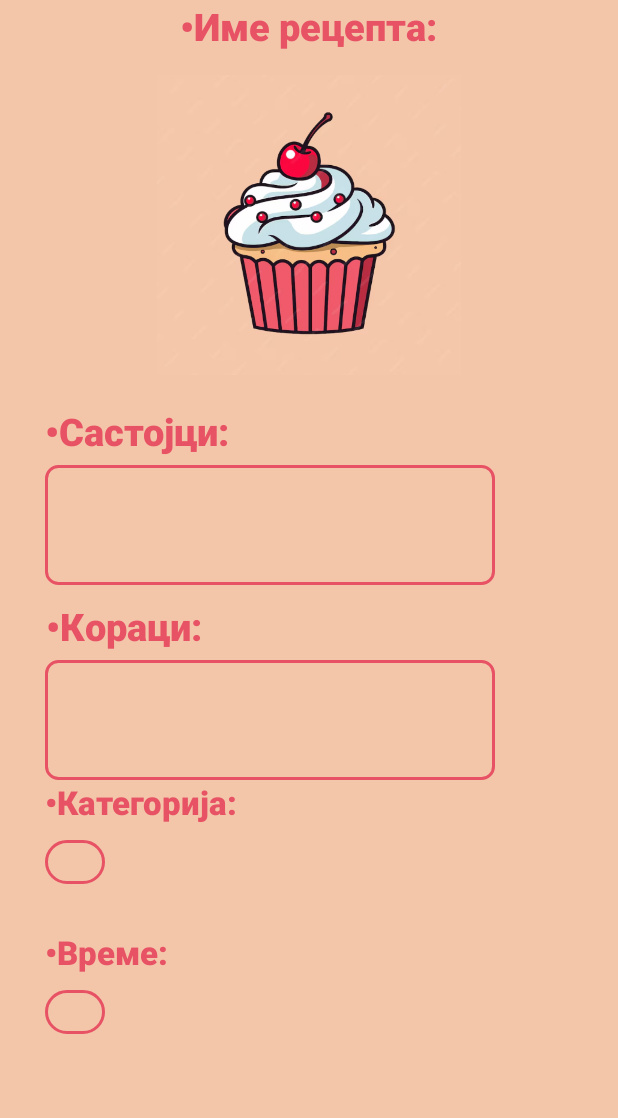
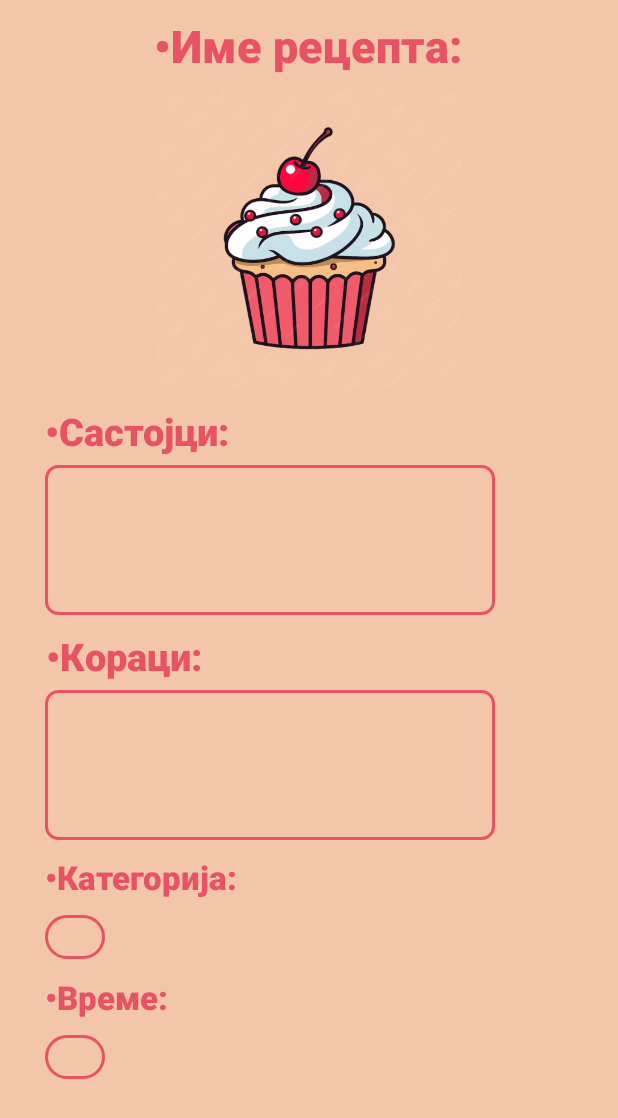
Before and after one commit to draganarankovic/PPprojekat, an Android app: the layout activity_otvoren_recept.xml on its own in the app's theme, with its tools: preview values and no code run, on a phone screen of 412 x 824 dp. Shown: the top 1118 px of the screen. Run offline under Robolectric (Android 15) with nearby library versions, the phone set to English and light mode, and no system bars.

Commit message:
otvaranje recepta

```diff
--- a/app/src/main/res/layout/activity_otvoren_recept.xml
+++ b/app/src/main/res/layout/activity_otvoren_recept.xml
@@ -19,11 +19,12 @@
             android:layout_height="wrap_content"
             android:layout_centerHorizontal="true"
             android:layout_marginLeft="30dp"
+            android:layout_marginTop="10dp"
             android:fontFamily="sans-serif-black"
             android:text="•Име рецепта:"
             android:textAlignment="center"
             android:textColor="#E85265"
-            android:textSize="25sp"
+            android:textSize="30sp"
             android:textStyle="bold" />
 
 
@@ -31,7 +32,7 @@
             android:id="@+id/slikaa"
             android:layout_width="wrap_content"
             android:layout_height="200dp"
-            android:layout_marginTop="50dp"
+            android:layout_marginTop="60dp"
             android:src="@drawable/kolacic"
             android:layout_centerHorizontal="true"
             />
@@ -51,12 +52,12 @@
 
 
         <TextView
-            android:fontFamily="sans-serif-black"
             android:id="@+id/mojirecept1i"
+            android:layout_width="wrap_content"
             android:layout_height="wrap_content"
             android:layout_marginLeft="30dp"
-            android:layout_marginTop="400dp"
-            android:layout_width="wrap_content"
+            android:layout_marginTop="420dp"
+            android:fontFamily="sans-serif-black"
             android:text="•Кораци:"
             android:textAlignment="center"
             android:textColor="#E85265"
@@ -69,7 +70,7 @@
             android:gravity="start|top"
             android:id="@+id/sastojci"
             android:inputType="textMultiLine"
-            android:layout_height="80dp"
+            android:layout_height="100dp"
             android:layout_marginLeft="30dp"
             android:layout_marginTop="310dp"
             android:layout_width="300dp"
@@ -78,15 +79,15 @@
             android:textColor="#E85265" />
 
 
-        <EditText
+        <TextView
             android:background="@drawable/rectangle_shape"
             android:ems="10"
             android:gravity="start|top"
             android:id="@+id/koraci"
+            android:layout_height="100dp"
             android:inputType="textMultiLine"
-            android:layout_height="80dp"
             android:layout_marginLeft="30dp"
-            android:layout_marginTop="440dp"
+            android:layout_marginTop="460dp"
             android:layout_width="300dp"
             android:paddingEnd="20dp"
             android:paddingStart="20dp"
@@ -98,7 +99,7 @@
             android:id="@+id/mo1jirecepti"
             android:layout_height="wrap_content"
             android:layout_marginLeft="30dp"
-            android:layout_marginTop="520dp"
+            android:layout_marginTop="570dp"
             android:layout_width="wrap_content"
             android:text="•Категорија:"
             android:textAlignment="center"
@@ -106,20 +107,20 @@
             android:textSize="22sp"
             android:textStyle="bold" />
 
-        <EditText
+        <TextView
             android:background="@drawable/border_shape"
             android:fontFamily="sans-serif-black"
             android:id="@+id/kategorija"
             android:layout_height="wrap_content"
             android:layout_marginLeft="30dp"
-            android:layout_marginTop="560dp"
+            android:layout_marginTop="610dp"
             android:layout_width="wrap_content"
             android:paddingEnd="20dp"
             android:paddingStart="20dp"
             android:textAlignment="center"
             android:textColor="#E85265"
             android:textSize="22sp"
-            android:textStyle="bold"
+
 
             />
 
@@ -129,7 +130,7 @@
             android:id="@+id/mojire1cepti"
             android:layout_height="wrap_content"
             android:layout_marginLeft="30dp"
-            android:layout_marginTop="620dp"
+            android:layout_marginTop="650dp"
             android:layout_width="wrap_content"
             android:text="•Време:"
             android:textAlignment="center"
@@ -137,20 +138,19 @@
             android:textSize="22sp"
             android:textStyle="bold" />
 
-        <EditText
+        <TextView
             android:background="@drawable/border_shape"
             android:fontFamily="sans-serif-black"
             android:id="@+id/vreme"
             android:layout_height="wrap_content"
             android:layout_marginLeft="30dp"
-            android:layout_marginTop="660dp"
+            android:layout_marginTop="690dp"
             android:layout_width="wrap_content"
             android:paddingEnd="20dp"
             android:paddingStart="20dp"
             android:textAlignment="center"
             android:textColor="#E85265"
-            android:textSize="22sp"
-            android:textStyle="bold" />
+            android:textSize="22sp" />
 
     </RelativeLayout>
 </ScrollView>
```
Also changed, not shown: app/src/main/java/com/example/bakavisnja/KuhinjaActivity.kt (+6 -6 lines), app/src/main/java/com/example/bakavisnja/MyAdapter.kt (+44 -28 lines), app/src/main/java/com/example/bakavisnja/OtvorenReceptActivity.kt (+26 -1 lines).
